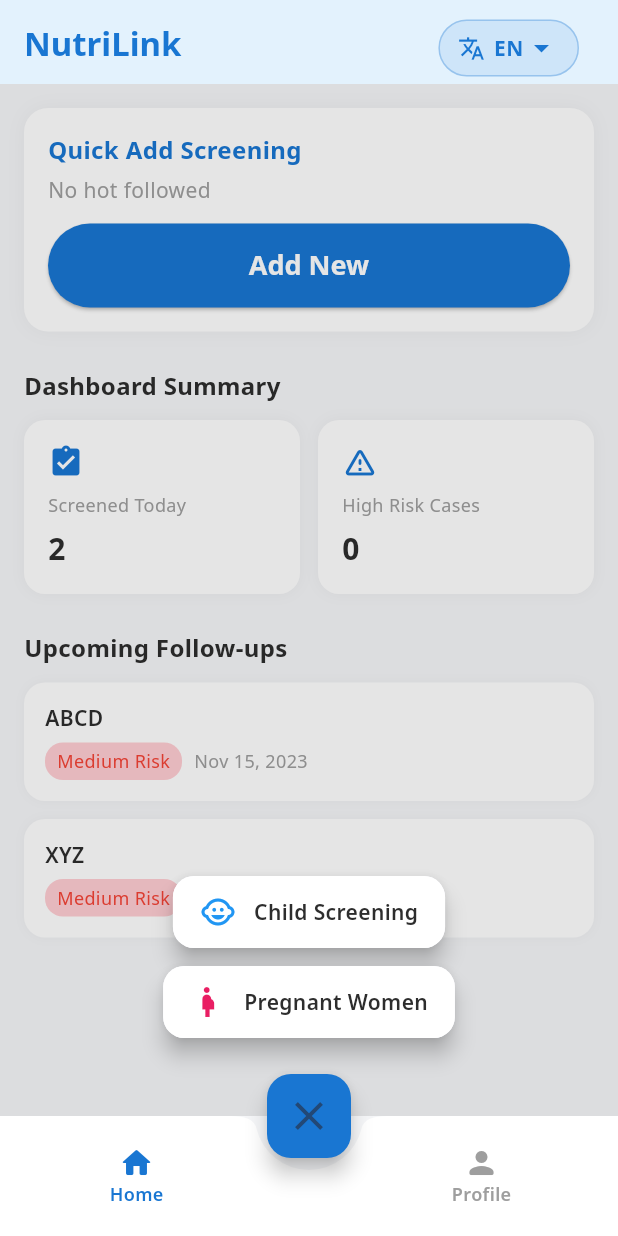
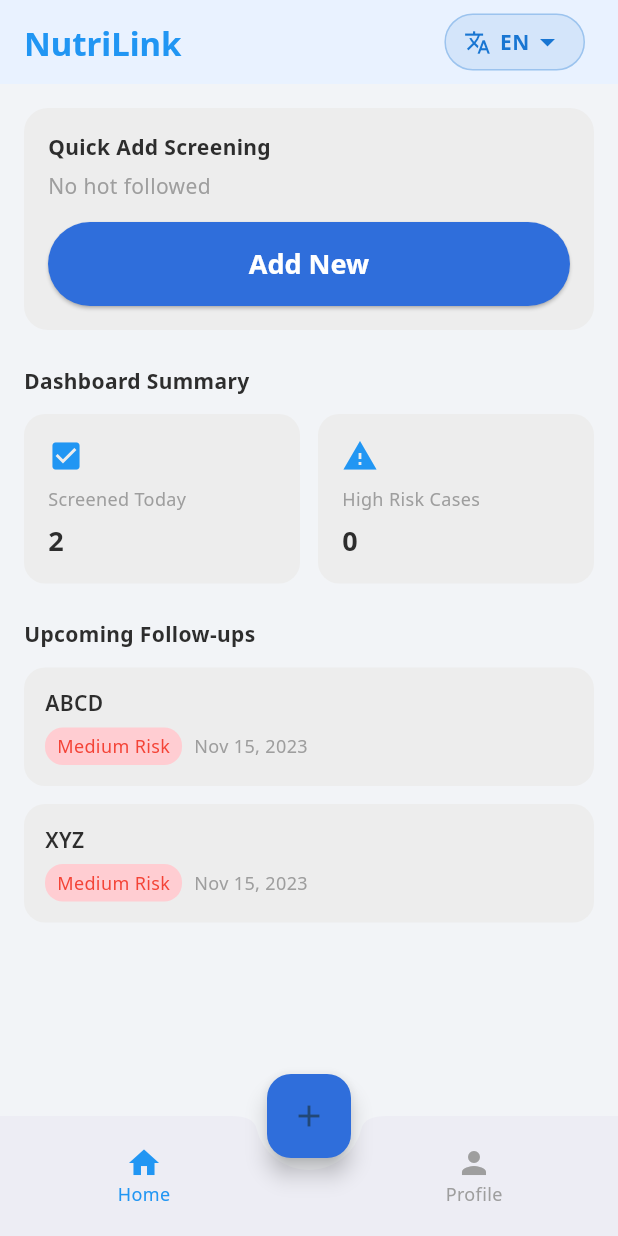
Before and after one commit to riddhikale/NutriLink, a Flutter app: the HomeDashboard screen opened directly, after a tap on the "add" icon, on a phone screen of 412 x 824 dp. Run offline on Flutter 3.47's test engine with Material 3 defaults, Android fonts, the phone set to English and light mode, and no system bars; our stand-ins replace google_fonts; project files that could hold a hidden picture were left out.

Commit message:
Profile button changes.

```diff
--- a/nutrilink_app/lib/home_dashboard.dart
+++ b/nutrilink_app/lib/home_dashboard.dart
@@ -10,137 +10,54 @@ class HomeDashboard extends StatefulWidget {
 
 class _HomeDashboardState extends State<HomeDashboard> {
   int _selectedIndex = 0;
-  bool _isFabOpen = false;
 
   @override
   Widget build(BuildContext context) {
-    String t(String key) => AppTranslations.t(context, key);
-
-    final List<Widget> pages = [
-      _buildDashboard(context),
-      Center(
-        child: Text(
-          t('profile_content'),
-          style: const TextStyle(fontSize: 18),
-        ),
-      ),
+    final pages = [
+      _buildDashboard(),
+      _buildProfile(),
     ];
 
     return Scaffold(
-      backgroundColor: const Color(0xFFF5F6F8),
+      backgroundColor: const Color(0xFFF2F4F7),
 
       appBar: AppBar(
-        backgroundColor: kLightBlueBg,
+        backgroundColor: const Color(0xFFE9F2FF),
         elevation: 0,
-        title: Text(
-          t('title'),
-          style: const TextStyle(
-            color: kPrimaryBlue,
+        title: const Text(
+          "NutriLink",
+          style: TextStyle(
+            color: Colors.blue,
             fontWeight: FontWeight.bold,
           ),
         ),
         actions: const [
           Padding(
-            padding: EdgeInsets.only(right: 16.0, top: 8),
+            padding: EdgeInsets.only(right: 12),
             child: LanguageSwitcherBtn(),
           )
         ],
       ),
 
-      body: Stack(
-        children: [
-          pages[_selectedIndex],
-          if (_isFabOpen)
-            GestureDetector(
-              onTap: () {
-                setState(() => _isFabOpen = false);
-              },
-              child: Container(
-                color: Colors.black.withOpacity(0.1),
-              ),
-            ),
-        ],
-      ),
+      body: pages[_selectedIndex],
 
-      // ✅ FIXED FAB (Removed SizedBox width to avoid overflow)
-      floatingActionButton: Stack(
-        alignment: Alignment.bottomCenter,
-        clipBehavior: Clip.none,
-        children: [
-
-          // 🔹 Expanded Options (Positioned Above FAB)
-          if (_isFabOpen)
-            Positioned(
-              bottom: 80, // distance above FAB
-              child: Column(
-                mainAxisSize: MainAxisSize.min,
-                children: [
-                  _buildFabOption(
-                    icon: Icons.child_care,
-                    label: "Child Screening",
-                    color: Colors.blue,
-                    onTap: () {
-                      setState(() => _isFabOpen = false);
-                      Navigator.push(
-                        context,
-                        MaterialPageRoute(
-                          builder: (context) =>
-                          const ChildScreeningPage(),
-                        ),
-                      );
-                    },
-                  ),
-                  const SizedBox(height: 12),
-                  _buildFabOption(
-                    icon: Icons.pregnant_woman,
-                    label: "Pregnant Women",
-                    color: Colors.pink,
-                    onTap: () {
-                      setState(() => _isFabOpen = false);
-                      Navigator.push(
-                        context,
-                        MaterialPageRoute(
-                          builder: (context) =>
-                          const PregnantWomenPage(),
-                        ),
-                      );
-                    },
-                  ),
-                ],
-              ),
-            ),
-
-          // 🔹 Main FAB (Always Fixed)
-          FloatingActionButton(
-            backgroundColor: kPrimaryBlue,
-            onPressed: () {
-              setState(() {
-                _isFabOpen = !_isFabOpen;
-              });
-            },
-            child: Icon(
-              _isFabOpen ? Icons.close : Icons.add,
-              size: 32,
-            ),
-          ),
-        ],
+      floatingActionButton: FloatingActionButton(
+        backgroundColor: const Color(0xFF2F6EDB),
+        onPressed: () {},
+        child: const Icon(Icons.add),
       ),
       floatingActionButtonLocation:
       FloatingActionButtonLocation.centerDocked,
 
       bottomNavigationBar: BottomAppBar(
         shape: const CircularNotchedRectangle(),
-        notchMargin: 8.0,
-        color: Colors.white,
-        elevation: 10,
+        notchMargin: 8,
         child: SizedBox(
-          height: 60.0,
+          height: 60,
           child: Row(
             mainAxisAlignment:
             MainAxisAlignment.spaceAround,
             children: [
-
-              // Home Tab
               Expanded(
                 child: InkWell(
                   onTap: () => setState(() {
@@ -150,30 +67,23 @@ class _HomeDashboardState extends State<HomeDashboard> {
                     mainAxisAlignment:
                     MainAxisAlignment.center,
                     children: [
-                      Icon(
-                        Icons.home_rounded,
+                      Icon(Icons.home,
                           color: _selectedIndex == 0
-                            ? kPrimaryBlue
-                            : Colors.grey,
-                      ),
-                      Text(
-                        t('home_tab'),
+                              ? Colors.blue
+                              : Colors.grey),
+                      Text("Home",
                           style: TextStyle(
+                              fontSize: 12,
                               color: _selectedIndex == 0
-                              ? kPrimaryBlue
-                              : Colors.grey,
-                          fontSize: 12,
-                          fontWeight: FontWeight.w600,
-                        ),
-                      )
+                                  ? Colors.blue
+                                  : Colors.grey))
                     ],
                   ),
                 ),
               ),
 
-              const SizedBox(width: 80),
+              const SizedBox(width: 60),
 
-              // Profile Tab
               Expanded(
                 child: InkWell(
                   onTap: () => setState(() {
@@ -183,22 +93,16 @@ class _HomeDashboardState extends State<HomeDashboard> {
                     mainAxisAlignment:
                     MainAxisAlignment.center,
                     children: [
-                      Icon(
-                        Icons.person_rounded,
+                      Icon(Icons.person,
                           color: _selectedIndex == 1
-                            ? kPrimaryBlue
-                            : Colors.grey,
-                      ),
-                      Text(
-                        t('profile_tab'),
+                              ? Colors.blue
+                              : Colors.grey),
+                      Text("Profile",
                           style: TextStyle(
+                              fontSize: 12,
                               color: _selectedIndex == 1
-                              ? kPrimaryBlue
-                              : Colors.grey,
-                          fontSize: 12,
-                          fontWeight: FontWeight.w600,
-                        ),
-                      )
+                                  ? Colors.blue
+                                  : Colors.grey))
                     ],
                   ),
                 ),
@@ -212,54 +116,50 @@ class _HomeDashboardState extends State<HomeDashboard> {
 
   // ================= DASHBOARD =================
 
-  Widget _buildDashboard(BuildContext context) {
+  Widget _buildDashboard() {
     return SingleChildScrollView(
       padding: const EdgeInsets.all(16),
       child: Column(
-        crossAxisAlignment: CrossAxisAlignment.start,
+        crossAxisAlignment:
+        CrossAxisAlignment.start,
         children: [
 
-          // Quick Add Card
           Container(
             padding: const EdgeInsets.all(16),
             decoration: BoxDecoration(
-              color: Colors.white,
+              color: const Color(0xFFEDEDED),
               borderRadius: BorderRadius.circular(16),
-              boxShadow: [
-                BoxShadow(
-                  color: Colors.grey.withOpacity(0.1),
-                  blurRadius: 10,
-                )
-              ],
             ),
             child: Column(
               crossAxisAlignment:
               CrossAxisAlignment.start,
               children: [
-                const Text(
-                  "Quick Add Screening",
+                const Text("Quick Add Screening",
                     style: TextStyle(
-                    fontSize: 16,
-                    fontWeight: FontWeight.bold,
-                    color: kPrimaryBlue,
-                  ),
-                ),
+                        fontWeight:
+                        FontWeight.bold)),
                 const SizedBox(height: 6),
-                const Text(
-                  "No hot followed",
-                  style: TextStyle(color: Colors.grey),
-                ),
-                const SizedBox(height: 12),
-                ElevatedButton(
+                const Text("No hot followed",
+                    style: TextStyle(
+                        color: Colors.grey)),
+                const SizedBox(height: 14),
+                SizedBox(
+                  width: double.infinity,
+                  child: ElevatedButton(
                     style: ElevatedButton.styleFrom(
-                    backgroundColor: kPrimaryBlue,
+                      backgroundColor:
+                      const Color(0xFF2F6EDB),
                       shape: RoundedRectangleBorder(
                         borderRadius:
                         BorderRadius.circular(30),
                       ),
+                      padding:
+                      const EdgeInsets.symmetric(
+                          vertical: 14),
                     ),
                     onPressed: () {},
                     child: const Text("Add New"),
+                  ),
                 )
               ],
             ),
@@ -267,13 +167,10 @@ class _HomeDashboardState extends State<HomeDashboard> {
 
           const SizedBox(height: 24),
 
-          const Text(
-            "Dashboard Summary",
-            style: TextStyle(
-              fontWeight: FontWeight.bold,
-              fontSize: 16,
-            ),
-          ),
+          const Text("Dashboard Summary",
+              style:
+              TextStyle(fontWeight:
+              FontWeight.bold)),
 
           const SizedBox(height: 12),
 
@@ -281,31 +178,26 @@ class _HomeDashboardState extends State<HomeDashboard> {
             children: [
               Expanded(
                 child: _summaryCard(
-                  icon: Icons.assignment_turned_in,
-                  title: "Screened Today",
-                  value: "2",
-                ),
+                    Icons.check_box,
+                    "Screened Today",
+                    "2"),
               ),
               const SizedBox(width: 12),
               Expanded(
                 child: _summaryCard(
-                  icon: Icons.warning_amber_rounded,
-                  title: "High Risk Cases",
-                  value: "0",
-                ),
+                    Icons.warning,
+                    "High Risk Cases",
+                    "0"),
               ),
             ],
           ),
 
           const SizedBox(height: 24),
 
-          const Text(
-            "Upcoming Follow-ups",
-            style: TextStyle(
-              fontWeight: FontWeight.bold,
-              fontSize: 16,
-            ),
-          ),
+          const Text("Upcoming Follow-ups",
+              style:
+              TextStyle(fontWeight:
+              FontWeight.bold)),
 
           const SizedBox(height: 12),
 
@@ -317,28 +209,19 @@ class _HomeDashboardState extends State<HomeDashboard> {
     );
   }
 
-  Widget _summaryCard({
-    required IconData icon,
-    required String title,
-    required String value,
-  }) {
+  Widget _summaryCard(
+      IconData icon, String title, String value) {
     return Container(
       padding: const EdgeInsets.all(16),
       decoration: BoxDecoration(
-        color: Colors.white,
+        color: const Color(0xFFEDEDED),
         borderRadius: BorderRadius.circular(14),
-        boxShadow: [
-          BoxShadow(
-            color: Colors.grey.withOpacity(0.1),
-            blurRadius: 8,
-          )
-        ],
       ),
       child: Column(
         crossAxisAlignment:
         CrossAxisAlignment.start,
         children: [
-          Icon(icon, color: kPrimaryBlue),
+          Icon(icon, color: Colors.blue),
           const SizedBox(height: 8),
           Text(title,
               style: const TextStyle(
@@ -347,7 +230,7 @@ class _HomeDashboardState extends State<HomeDashboard> {
           const SizedBox(height: 6),
           Text(value,
               style: const TextStyle(
-                  fontSize: 20,
+                  fontSize: 18,
                   fontWeight:
                   FontWeight.bold)),
         ],
@@ -359,25 +242,17 @@ class _HomeDashboardState extends State<HomeDashboard> {
     return Container(
       padding: const EdgeInsets.all(14),
       decoration: BoxDecoration(
-        color: Colors.white,
+        color: const Color(0xFFEDEDED),
         borderRadius: BorderRadius.circular(14),
-        boxShadow: [
-          BoxShadow(
-            color: Colors.grey.withOpacity(0.08),
-            blurRadius: 6,
-          )
-        ],
       ),
       child: Column(
         crossAxisAlignment:
         CrossAxisAlignment.start,
         children: [
-          Text(
-            name,
+          Text(name,
               style: const TextStyle(
                   fontWeight:
-                FontWeight.w600),
-          ),
+                  FontWeight.w600)),
           const SizedBox(height: 6),
           Row(
             children: [
@@ -399,12 +274,10 @@ class _HomeDashboardState extends State<HomeDashboard> {
                 ),
               ),
               const SizedBox(width: 8),
-              const Text(
-                "Nov 15, 2023",
+              const Text("Nov 15, 2023",
                   style: TextStyle(
                       fontSize: 12,
-                    color: Colors.grey),
-              ),
+                      color: Colors.grey)),
             ],
           )
         ],
@@ -412,89 +285,167 @@ class _HomeDashboardState extends State<HomeDashboard> {
     );
   }
 
-  Widget _buildFabOption({
-    required IconData icon,
-    required String label,
-    required Color color,
-    required VoidCallback onTap,
-  }) {
-    return Material(
-      elevation: 6,
+  // ================= PROFILE =================
+
+  Widget _buildProfile() {
+    return SingleChildScrollView(
+      padding: const EdgeInsets.all(16),
+      child: Column(
+        children: [
+
+          Container(
+            padding: const EdgeInsets.all(16),
+            decoration: BoxDecoration(
+              color: Colors.white,
               borderRadius:
-      BorderRadius.circular(14),
-      child: InkWell(
-        onTap: onTap,
+              BorderRadius.circular(16),
+            ),
+            child: Row(
+              children: const [
+                CircleAvatar(
+                  radius: 35,
+                  backgroundColor: Colors.blue,
+                  child: Icon(Icons.person,
+                      size: 40,
+                      color: Colors.white),
+                ),
+                SizedBox(width: 16),
+                Column(
+                  crossAxisAlignment:
+                  CrossAxisAlignment.start,
+                  children: [
+                    Text("Vedant Chaudhari",
+                        style: TextStyle(
+                            fontSize: 16,
+                            fontWeight:
+                            FontWeight.bold)),
+                    SizedBox(height: 4),
+                    Text("+91 9876543210",
+                        style: TextStyle(
+                            color: Colors.grey)),
+                  ],
+                )
+              ],
+            ),
+          ),
+
+          const SizedBox(height: 24),
+
+          _profileButton(Icons.settings,
+              "Settings", const SettingsPage()),
+          const SizedBox(height: 16),
+          _profileButton(Icons.history,
+              "Work History",
+              const WorkHistoryPage()),
+
+          const SizedBox(height: 32),
+
+          ElevatedButton.icon(
+            style: ElevatedButton.styleFrom(
+              backgroundColor: Colors.red,
+              shape: RoundedRectangleBorder(
                 borderRadius:
-        BorderRadius.circular(14),
-        child: Container(
-          padding:
-          const EdgeInsets.symmetric(
-              horizontal: 18,
-              vertical: 12),
+                BorderRadius.circular(30),
+              ),
+            ),
+            onPressed: () {},
+            icon: const Icon(Icons.logout),
+            label: const Text("Logout"),
+          ),
+        ],
+      ),
+    );
+  }
+
+  Widget _profileButton(
+      IconData icon,
+      String title,
+      Widget page) {
+    return Container(
       decoration: BoxDecoration(
         color: Colors.white,
         borderRadius:
         BorderRadius.circular(14),
       ),
-          child: Row(
-            mainAxisSize:
-            MainAxisSize.min,
-            children: [
-              Icon(icon,
-                  color: color),
-              const SizedBox(
-                  width: 12),
-              Text(
-                label,
-                style:
-                const TextStyle(
+      child: ListTile(
+        leading: Icon(icon, color: Colors.blue),
+        title: Text(title,
+            style: const TextStyle(
                 fontWeight:
-                  FontWeight.w600,
-                ),
-              ),
-            ],
-          ),
-        ),
+                FontWeight.w600)),
+        trailing:
+        const Icon(Icons.arrow_forward_ios,
+            size: 16),
+        onTap: () {
+          Navigator.push(
+              context,
+              MaterialPageRoute(
+                  builder: (_) => page));
+        },
       ),
     );
   }
 }
 
-// Placeholder Pages
-class ChildScreeningPage
-    extends StatelessWidget {
-  const ChildScreeningPage(
-      {super.key});
+// ================= SETTINGS PAGE =================
+
+class SettingsPage extends StatelessWidget {
+  const SettingsPage({super.key});
 
   @override
-  Widget build(
-      BuildContext context) {
+  Widget build(BuildContext context) {
     return Scaffold(
-      appBar: AppBar(
-          title: const Text(
-              "Child Module")),
-      body: const Center(
-          child:
-          Text("Child Module")),
+      appBar:
+      AppBar(title: const Text("Settings")),
+      body: ListView(
+        padding: const EdgeInsets.all(16),
+        children: const [
+          ListTile(
+              leading:
+              Icon(Icons.notifications),
+              title:
+              Text("Push Notifications")),
+          ListTile(
+              leading:
+              Icon(Icons.language),
+              title: Text("Language")),
+          ListTile(
+              leading:
+              Icon(Icons.delete,
+                  color: Colors.red),
+              title: Text("Delete Account",
+                  style: TextStyle(
+                      color: Colors.red))),
+        ],
+      ),
     );
   }
 }
 
-class PregnantWomenPage
-    extends StatelessWidget {
-  const PregnantWomenPage(
-      {super.key});
+// ================= WORK HISTORY =================
+
+class WorkHistoryPage extends StatelessWidget {
+  const WorkHistoryPage({super.key});
 
   @override
-  Widget build(
-      BuildContext context) {
+  Widget build(BuildContext context) {
     return Scaffold(
-      appBar: AppBar(
-          title: const Text(
-              "Pregnant Module")),
-      body: const Center(
-          child:
-          Text("Pregnant Module")),
+      appBar:
+      AppBar(title: const Text("Work History")),
+      body: ListView(
+        padding: const EdgeInsets.all(16),
+        children: const [
+          ListTile(
+              title:
+              Text("Kalamboli Sector 5"),
+              subtitle:
+              Text("Feb 28, 2026 • 10:30 AM")),
+          ListTile(
+              title: Text("Panvel PHC"),
+              subtitle:
+              Text("Feb 27, 2026 • 02:15 PM")),
+        ],
+      ),
     );
   }
 }
```
Lines whose indentation alone changed are shown as unchanged.
